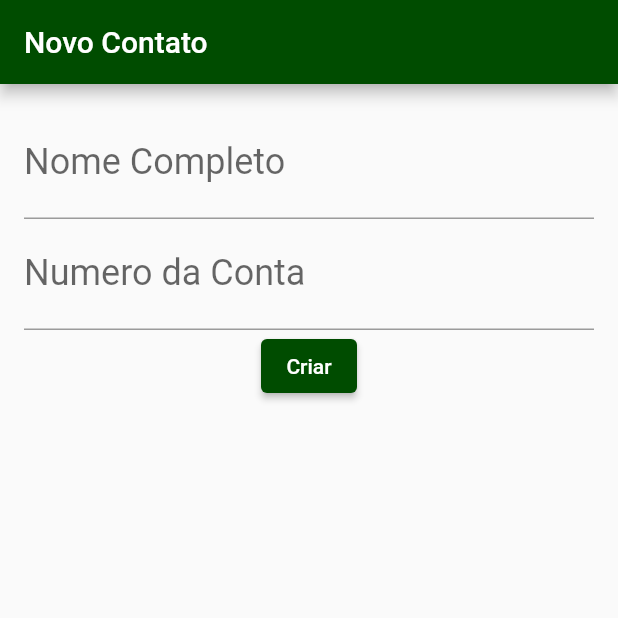
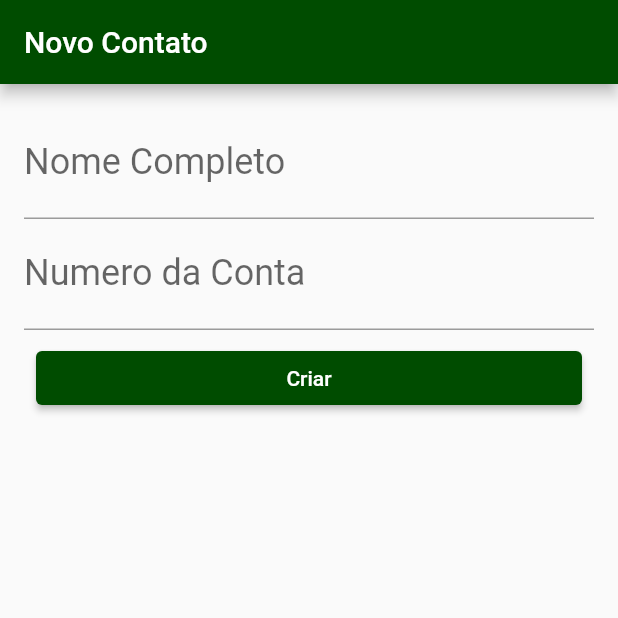
Before and after one commit to rafael-kuchla-flores/Bitebank, a Flutter app: the screen it shows after launch, on a phone screen of 412 x 824 dp, the top half of it. Run offline on Flutter 3.47's test engine with Material 2 defaults, Android fonts, the phone set to English and light mode, and no system bars.

Commit message:
Criando botao em novo_contato e modificando

```diff
--- a/lib/screens/novo_contato.dart
+++ b/lib/screens/novo_contato.dart
@@ -25,11 +25,15 @@ class NovoContato extends StatelessWidget {
               style: TextStyle(fontSize: 24.0),
               keyboardType: TextInputType.number,
             ),
-            ElevatedButton(
-              onPressed: (){
-
-              },
-              child: Text('Criar'),
+            Padding(
+              padding: const EdgeInsets.all(8.0),
+              child: SizedBox(
+                width: double.maxFinite,
+                child: ElevatedButton(
+                  onPressed: (){},
+                  child: Text('Criar'),
+                ),
+              ),
             )
           ],
         ),
```
